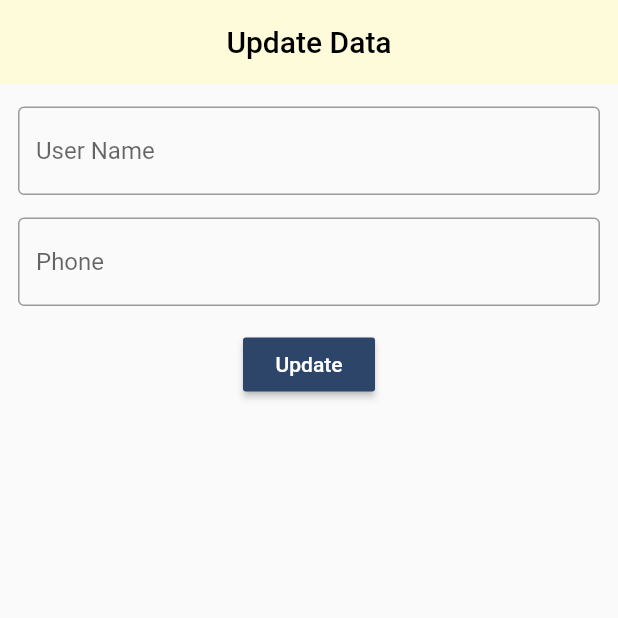
After one commit to mohamedhashim73/Code-Sessions, a Flutter app: the ProfileScreen screen opened directly, after a tap on "Update Data", on a phone screen of 412 x 824 dp, the top half of it. The commit adds this screen. Run offline on Flutter 3.47's test engine with Material 2 defaults, Android fonts, the phone set to English and light mode, and no system bars; our stand-ins replace bloc, flutter_bloc, flutter_screenutil, shared_preferences, smooth_page_indicator; accounts and stored records are empty; network calls fail.

Commit message:
finish_profile_with_logic

```diff
--- a/lib/layout/layout_cubit/layout_states.dart
+++ b/lib/layout/layout_cubit/layout_states.dart
@@ -3,6 +3,14 @@ abstract class LayoutStates{}
 class LayoutInitialState extends LayoutStates{}
 
 class ChangeBottomNavigationIndexState extends LayoutStates{}
+
+class ChangePasswordSuccessState extends LayoutStates{}
+class ChangePasswordLoadingState extends LayoutStates{}
+class FailedToChangePasswordState extends LayoutStates{}
+
+class UpdateUserDataSuccessState extends LayoutStates{}
+class UpdateUserDataLoadingState extends LayoutStates{}
+class FailedToUpdateUserDataState extends LayoutStates{}
 
 class GetUserDataSuccessState extends LayoutStates{}
 class GetUserDataLoadingState extends LayoutStates{}
--- a/lib/modules/Screens/auth_screens/auth_cubit/auth_cubit.dart
+++ b/lib/modules/Screens/auth_screens/auth_cubit/auth_cubit.dart
@@ -32,6 +32,7 @@ class AuthCubit extends Cubit<AuthStates>{
           var data = jsonDecode(response.body);
           if( data['status'] == true )
             {
+              await CacheNetwork.insertToCache(key: "password", value: password);
               debugPrint("Response is : $data");
               emit(RegisterSuccessState());
             }
@@ -67,6 +68,7 @@ class AuthCubit extends Cubit<AuthStates>{
             {
               // debugPrint("User login success and his Data is : ${responseData['data']['token']}");
               await CacheNetwork.insertToCache(key: "token", value: responseData['data']['token']);
+              await CacheNetwork.insertToCache(key: "password", value: password);
               emit(LoginSuccessState());
             }
           else
--- a/lib/modules/Screens/auth_screens/login_screen.dart
+++ b/lib/modules/Screens/auth_screens/login_screen.dart
@@ -1,3 +1,4 @@
+import 'package:code_app/layout/layout_screen.dart';
 import 'package:code_app/modules/Screens/auth_screens/auth_cubit/auth_cubit.dart';
 import 'package:code_app/modules/Screens/auth_screens/register_screen.dart';
 import 'package:code_app/modules/Screens/home_screen/home_screen.dart';
@@ -58,7 +59,7 @@ class LoginScreen extends StatelessWidget {
             else if ( state is LoginSuccessState )
             {
               Navigator.pop(context);   // عشان يخرج من alertDialog
-              Navigator.pushReplacement(context, MaterialPageRoute(builder: (context) => HomeScreen()));
+              Navigator.pushReplacement(context, MaterialPageRoute(builder: (context) => LayoutScreen()));
             }
           },
           builder: (context,state){
--- a/lib/modules/Screens/profile_screen/profile_screen.dart
+++ b/lib/modules/Screens/profile_screen/profile_screen.dart
@@ -1,9 +1,11 @@
 import 'package:code_app/layout/layout_cubit/layout_states.dart';
+import 'package:code_app/modules/Screens/change_password.dart';
 import 'package:flutter/cupertino.dart';
 import 'package:flutter/material.dart';
 import 'package:flutter_bloc/flutter_bloc.dart';
 import '../../../layout/layout_cubit/layout_cubit.dart';
 import '../../../shared/style/colors.dart';
+import '../update_data.dart';
 
 class ProfileScreen extends StatelessWidget{
   ProfileScreen({super.key});
@@ -49,7 +51,13 @@ class ProfileScreen extends StatelessWidget{
                             child: Column(
                               children:
                               [
-                                _buttonItem(iconData: Icons.person,title: "Update Data",onTap: (){}),
+                                _buttonItem(iconData: Icons.person,title: "Change Password",onTap: (){
+                                  Navigator.push(context, MaterialPageRoute(builder: (context) => ChangePasswordScreen()));
+                                }),
+                                const SizedBox(height: 15,),
+                                _buttonItem(iconData: Icons.person,title: "Update Data",onTap: (){
+                                  Navigator.push(context, MaterialPageRoute(builder: (context) => UpdateUserDataScreen()));
+                                }),
                                 const SizedBox(height: 15,),
                                 _buttonItem(iconData: Icons.shopping_cart,title: "Orders",onTap: (){}),
                                 const SizedBox(height: 15,),
--- /dev/null
+++ b/lib/modules/Screens/update_data.dart
@@ -0,0 +1,93 @@
+import 'package:code_app/layout/layout_cubit/layout_states.dart';
+import 'package:code_app/shared/constnts/constants.dart';
+import 'package:code_app/shared/style/colors.dart';
+import 'package:flutter/material.dart';
+import 'package:flutter_bloc/flutter_bloc.dart';
+
+import '../../layout/layout_cubit/layout_cubit.dart';
+import '../../shared/network/local_network.dart';
+class UpdateUserDataScreen extends StatelessWidget {
+  final nameController = TextEditingController();
+  final phoneController = TextEditingController();
+  final formKey = GlobalKey<FormState>();
+  UpdateUserDataScreen({Key? key}) : super(key: key);
+
+  @override
+  Widget build(BuildContext context) {
+    final cubit = BlocProvider.of<LayoutCubit>(context);
+    nameController.text = cubit.userModel!.name!;
+    phoneController.text = cubit.userModel!.phone!;
+    return BlocConsumer<LayoutCubit,LayoutStates>(
+        builder: (context,state){
+          return Scaffold(
+            appBar: AppBar(title: const Text("Update Data"),leading: SizedBox(),
+                foregroundColor: Colors.black,
+                centerTitle: true,backgroundColor: thirdColor,elevation: 0),
+            body: Padding(
+              padding: EdgeInsets.symmetric(horizontal: 12,vertical: 15),
+              child: Form(
+                key: formKey,
+                child: Column(
+                  children:
+                  [
+                    TextFormField(
+                      controller: nameController,
+                      validator: (input)
+                      {
+                        if( nameController.text.isNotEmpty )
+                        {
+                          return null;
+                        }
+                        else
+                        {
+                          return "Name must not be empty";
+                        }
+                      },
+                      decoration: InputDecoration(
+                        border: OutlineInputBorder(),
+                        hintText: "User Name",
+                      ),
+                    ),
+                    SizedBox(height: 15,),
+                    TextFormField(
+                      controller: phoneController,
+                      decoration: InputDecoration(
+                        border: OutlineInputBorder(),
+                        hintText: "Phone",
+                      ),
+                    ),
+                    SizedBox(height: 15,),
+                    MaterialButton(
+                      onPressed: ()
+                      {
+                        if( formKey.currentState!.validate() )
+                        {
+                          if( nameController.text != cubit.userModel!.name || phoneController.text != cubit.userModel!.phone )
+                            {
+                              cubit.updateUserData(phone: phoneController.text, name: nameController.text);
+                            }
+                          else
+                            {
+                              ScaffoldMessenger.of(context).showSnackBar(SnackBar(content: Container(
+                                child: Text("There is no change on Data!"),
+                              )));
+                            }
+                        }
+                      },
+                      color: mainColor,
+                      textColor: Colors.white,
+                      child: Text(state is UpdateUserDataLoadingState ? "Loading....." : "Update"),
+                    )
+                  ],
+                ),
+              ),
+            ),
+          );
+        },
+        listener: (context,state)
+        {
+          if( state is UpdateUserDataSuccessState ) Navigator.pop(context);
+        }
+    );
+  }
+}
--- a/lib/shared/constnts/constants.dart
+++ b/lib/shared/constnts/constants.dart
@@ -1 +1,2 @@
 String? token;
+String? password;
--- a/lib/shared/network/local_network.dart
+++ b/lib/shared/network/local_network.dart
@@ -12,8 +12,8 @@ class CacheNetwork{
     return await sharedPref.setString(key, value);
  }
 
- static String getCacheData({required String key}){
-    return sharedPref.getString(key) ?? "";
+ static Future<String?> getCacheData({required String key}) async {
+    return sharedPref.getString(key);
  }
 
  static Future<bool> deleteCacheItem({required String key}) async {
```
Also changed, not shown: lib/layout/layout_cubit/layout_cubit.dart (+57 -0 lines), lib/main.dart (+4 -3 lines), lib/modules/Screens/change_password.dart (added, +83 -0 lines).
